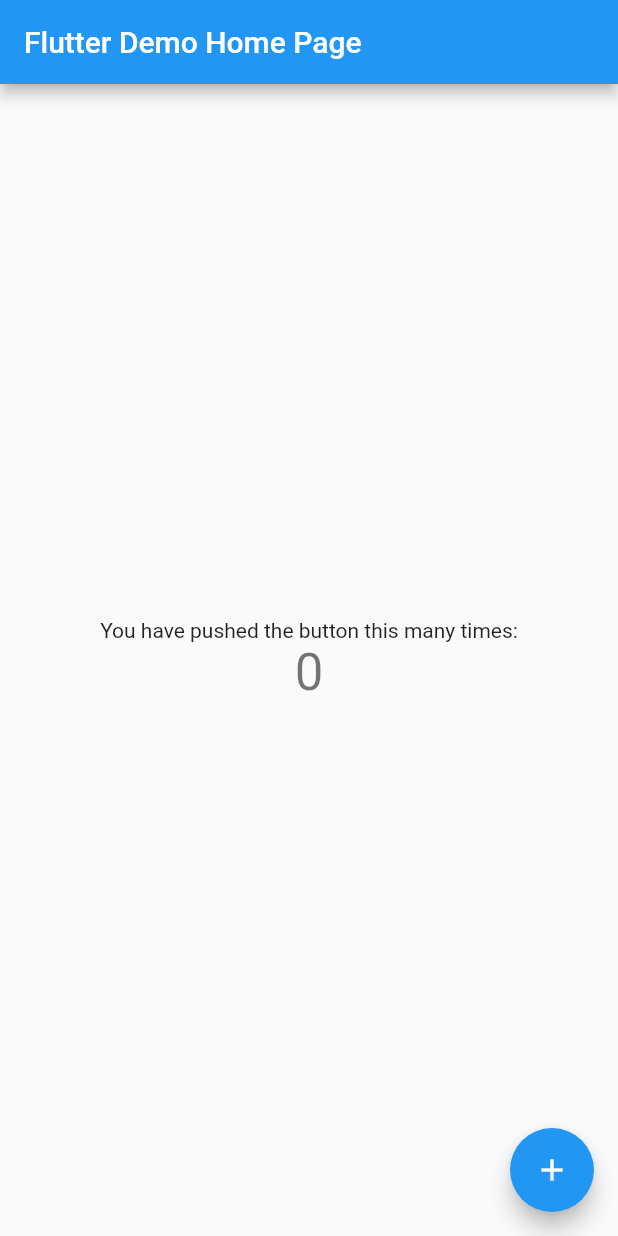
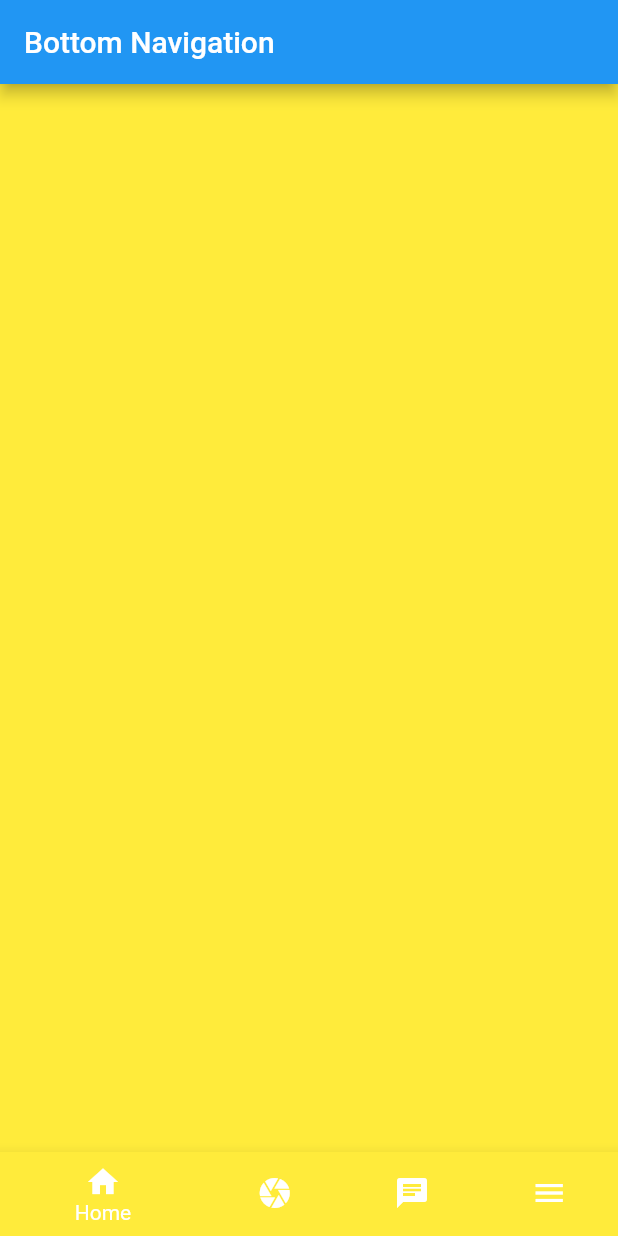
Before and after one commit to kshitij-agarwal/flutter_bottom_navigation, a Flutter app: the screen it shows after launch, on a phone screen of 412 x 824 dp. Run offline on Flutter 3.47's test engine with Material 2 defaults, Android fonts, the phone set to English and light mode, and no system bars; our stand-ins replace camera.

Commit message:
Camera integration almost done

```diff
--- a/lib/main.dart
+++ b/lib/main.dart
@@ -1,111 +1,82 @@
 import 'package:flutter/material.dart';
+import 'package:camera/camera.dart';
+import 'camera1.dart';
 
-void main() => runApp(MyApp());
+void main() {
+  runApp(bottom_navigation());
+}
 
-class MyApp extends StatelessWidget {
-  // This widget is the root of your application.
+class bottom_navigation extends StatelessWidget {
   @override
   Widget build(BuildContext context) {
     return MaterialApp(
-      title: 'Flutter Demo',
-      theme: ThemeData(
-        // This is the theme of your application.
-        //
-        // Try running your application with "flutter run". You'll see the
-        // application has a blue toolbar. Then, without quitting the app, try
-        // changing the primarySwatch below to Colors.green and then invoke
-        // "hot reload" (press "r" in the console where you ran "flutter run",
-        // or simply save your changes to "hot reload" in a Flutter IDE).
-        // Notice that the counter didn't reset back to zero; the application
-        // is not restarted.
-        primarySwatch: Colors.blue,
-      ),
-      home: MyHomePage(title: 'Flutter Demo Home Page'),
+      title: "Bottom Navigation",
+      home: HomePage(),
     );
   }
 }
 
-class MyHomePage extends StatefulWidget {
-  MyHomePage({Key key, this.title}) : super(key: key);
-
-  // This widget is the home page of your application. It is stateful, meaning
-  // that it has a State object (defined below) that contains fields that affect
-  // how it looks.
-
-  // This class is the configuration for the state. It holds the values (in this
-  // case the title) provided by the parent (in this case the App widget) and
-  // used by the build method of the State. Fields in a Widget subclass are
-  // always marked "final".
-
-  final String title;
-
+class HomePage extends StatefulWidget {
   @override
-  _MyHomePageState createState() => _MyHomePageState();
+  _HomePageState createState() => _HomePageState();
 }
 
-class _MyHomePageState extends State<MyHomePage> {
-  int _counter = 0;
-
-  void _incrementCounter() {
-    setState(() {
-      // This call to setState tells the Flutter framework that something has
-      // changed in this State, which causes it to rerun the build method below
-      // so that the display can reflect the updated values. If we changed
-      // _counter without calling setState(), then the build method would not be
-      // called again, and so nothing would appear to happen.
-      _counter++;
-    });
-  }
+class _HomePageState extends State<HomePage> {
+  int index1 = 0;
+  var home_color = [
+    Colors.yellow,
+    Colors.red,
+    Colors.blue,
+    Colors.limeAccent[400]
+  ];
 
   @override
   Widget build(BuildContext context) {
-    // This method is rerun every time setState is called, for instance as done
-    // by the _incrementCounter method above.
-    //
-    // The Flutter framework has been optimized to make rerunning build methods
-    // fast, so that you can just rebuild anything that needs updating rather
-    // than having to individually change instances of widgets.
     return Scaffold(
       appBar: AppBar(
-        // Here we take the value from the MyHomePage object that was created by
-        // the App.build method, and use it to set our appbar title.
-        title: Text(widget.title),
+        title: Text("Bottom Navigation"),
       ),
-      body: Center(
-        // Center is a layout widget. It takes a single child and positions it
-        // in the middle of the parent.
-        child: Column(
-          // Column is also a layout widget. It takes a list of children and
-          // arranges them vertically. By default, it sizes itself to fit its
-          // children horizontally, and tries to be as tall as its parent.
-          //
-          // Invoke "debug painting" (press "p" in the console, choose the
-          // "Toggle Debug Paint" action from the Flutter Inspector in Android
-          // Studio, or the "Toggle Debug Paint" command in Visual Studio Code)
-          // to see the wireframe for each widget.
-          //
-          // Column has various properties to control how it sizes itself and
-          // how it positions its children. Here we use mainAxisAlignment to
-          // center the children vertically; the main axis here is the vertical
-          // axis because Columns are vertical (the cross axis would be
-          // horizontal).
-          mainAxisAlignment: MainAxisAlignment.center,
-          children: <Widget>[
-            Text(
-              'You have pushed the button this many times:',
-            ),
-            Text(
-              '$_counter',
-              style: Theme.of(context).textTheme.display1,
-            ),
-          ],
-        ),
+      body: Container(
+        color: home_color[index1],
       ),
-      floatingActionButton: FloatingActionButton(
-        onPressed: _incrementCounter,
-        tooltip: 'Increment',
-        child: Icon(Icons.add),
-      ), // This trailing comma makes auto-formatting nicer for build methods.
+      bottomNavigationBar: BottomNavigationBar(
+        currentIndex: index1,
+        onTap: (int i) {
+          setState(() {
+            index1 = i;
+          });
+          if (index1 == 1) {
+            Navigator.push(
+                context,
+                MaterialPageRoute(
+                  builder: (context) => camera_run(),
+                ));
+
+          }
+        },
+        items: [
+          BottomNavigationBarItem(
+            icon: Icon(Icons.home),
+            title: Text("Home"),
+            backgroundColor: Colors.yellow,
+          ),
+          BottomNavigationBarItem(
+            icon: Icon(Icons.camera),
+            title: Text("Camera"),
+            backgroundColor: Colors.red,
+          ),
+          BottomNavigationBarItem(
+            icon: Icon(Icons.chat),
+            title: Text("Chat"),
+            backgroundColor: Colors.blue,
+          ),
+          BottomNavigationBarItem(
+            icon: Icon(Icons.menu),
+            title: Text("Menu"),
+            backgroundColor: Colors.limeAccent[400],
+          ),
+        ],
+      ),
     );
   }
 }
--- a/pubspec.yaml
+++ b/pubspec.yaml
@@ -23,6 +23,9 @@ dependencies:
   # The following adds the Cupertino Icons font to your application.
   # Use with the CupertinoIcons class for iOS style icons.
   cupertino_icons: ^0.1.2
+  camera:
+  path:
+  path_provider:
 
 dev_dependencies:
   flutter_test:
```
Also changed, not shown: lib/camera1.dart (added, +94 -0 lines), pubspec.lock, 1 other file.
